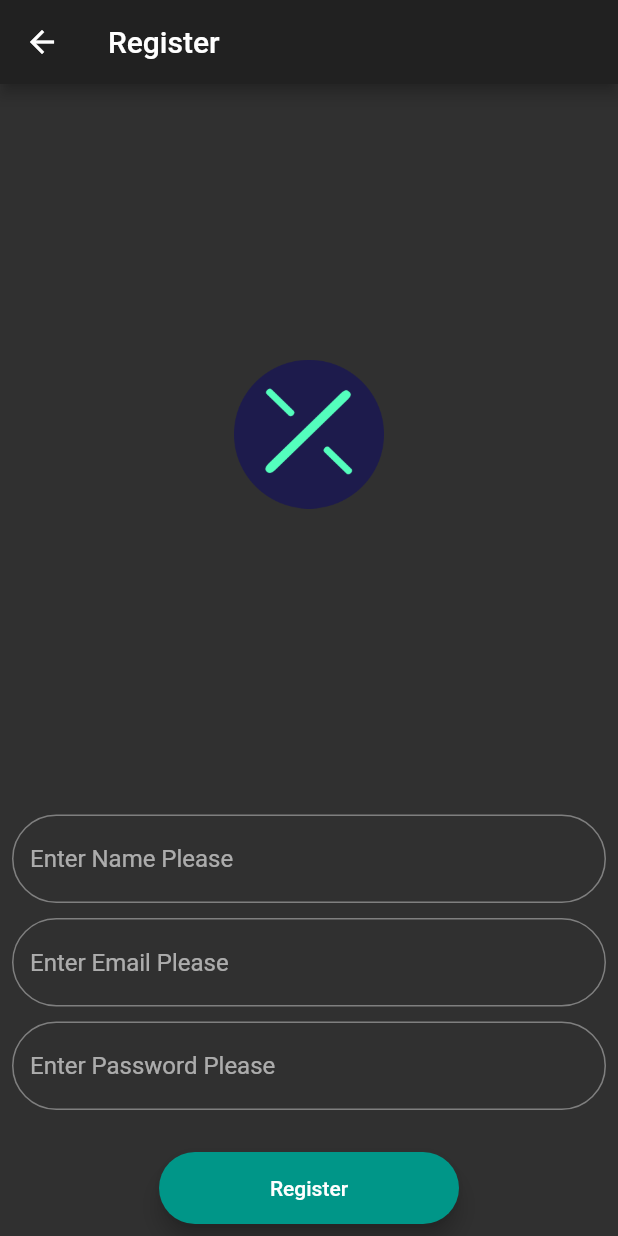
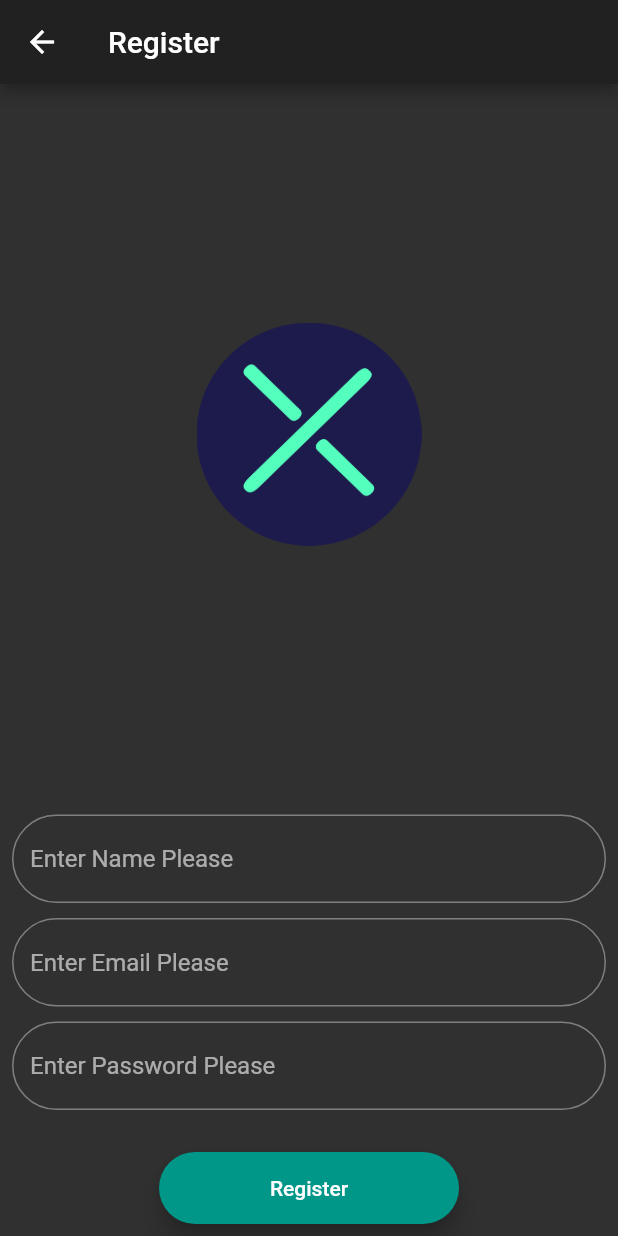
Before and after one commit to drexel-ue/v_one_chat, a Flutter app: the Registration screen opened by its route, on a phone screen of 412 x 824 dp. Run offline on Flutter 3.47's test engine with Material 2 defaults, Android fonts, the phone set to English and light mode, and no system bars; our stand-ins replace firebase_auth; accounts and stored records are empty.

Commit message:
Add full logo

```diff
--- a/lib/views/registration.dart
+++ b/lib/views/registration.dart
@@ -47,7 +47,7 @@ class _RegistrationState extends State<Registration> {
                 child: Hero(
                   tag: 'logo',
                   child: Container(
-                    width: 100,
+                    width: 150,
                     child: Image.asset('assets/logo.png'),
                   ),
                 ),
--- a/pubspec.yaml
+++ b/pubspec.yaml
@@ -46,6 +46,7 @@ flutter:
   # To add assets to your application, add an assets section, like this:
   assets:
     - assets/logo.png
+    - assets/full_logo.png
   #  - images/a_dot_ham.jpeg
   # An image asset can refer to one or more resolution-specific "variants", see
   # https://flutter.dev/assets-and-images/#resolution-aware.
```
Also changed, not shown: assets/full_logo.png (added), assets/logo.png.
